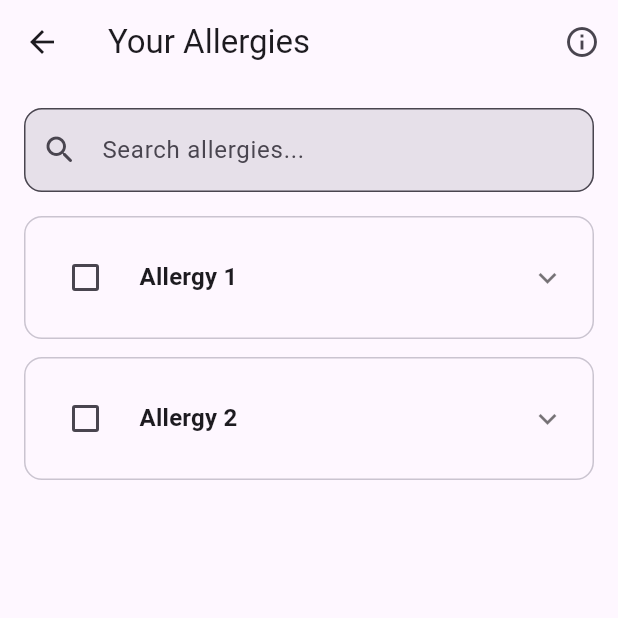
After one commit to Medoxz/bme-scanner, a Flutter app: the AllergiesSelectPage screen opened directly, on a phone screen of 412 x 824 dp, the top half of it. The commit adds this screen. Run offline on Flutter 3.47's test engine with Material 3 defaults, Android fonts, the phone set to English and light mode, and no system bars; drawn by our look-alikes of expandable; our stand-ins replace camera, permission_handler; missing offline and left inert: google_mlkit_text_recognition.

Commit message:
added selectable allergy list

```diff
--- a/flutter-app/lib/main.dart
+++ b/flutter-app/lib/main.dart
@@ -1,3 +1,4 @@
+import 'package:bme_scanner/pages/allergies_select.dart';
 import 'package:flutter/material.dart';
 import 'pages/home_page.dart';
 import 'pages/camera_ocr_page.dart';
@@ -27,9 +28,13 @@ class MainNavigation extends StatefulWidget {
 }
 
 class _MainNavigationState extends State<MainNavigation> {
-  int _selectedIndex = 0;
+  int _selectedIndex = 1;
 
-  final List<Widget> _screens = const [HomePage(), CameraOCRPage()];
+  final List<Widget> _screens = const [
+    AllergiesSelectPage(),
+    HomePage(),
+    CameraOCRPage(),
+  ];
 
   @override
   Widget build(BuildContext context) {
@@ -45,10 +50,17 @@ class _MainNavigationState extends State<MainNavigation> {
           });
         },
         items: const [
-          BottomNavigationBarItem(icon: Icon(Icons.list), label: "Results"),
+          BottomNavigationBarItem(
+            icon: Icon(Icons.list),
+            label: "Selected Allergies",
+          ),
+          BottomNavigationBarItem(
+            icon: Icon(Icons.house_outlined),
+            label: "Home",
+          ),
           BottomNavigationBarItem(
             icon: Icon(Icons.camera_alt),
-            label: "Camera OCR",
+            label: "Camera Scan",
           ),
         ],
       ),
--- /dev/null
+++ b/flutter-app/lib/pages/Components/allergy_listing.dart
@@ -0,0 +1,104 @@
+import 'package:expandable/expandable.dart';
+import 'package:flutter/material.dart';
+
+class AllergyListingWidget extends StatefulWidget {
+  const AllergyListingWidget({
+    super.key,
+    this.allergyName = "Example allergy",
+    required this.alternativeNames,
+  });
+
+  final String allergyName;
+  final List<String>? alternativeNames;
+
+  @override
+  State<AllergyListingWidget> createState() => _AllergyListingWidgetState();
+}
+
+class _AllergyListingWidgetState extends State<AllergyListingWidget> {
+  late ExpandableController _controller;
+  bool _isSelected = false;
+
+  @override
+  void initState() {
+    super.initState();
+    _controller = ExpandableController(initialExpanded: false);
+  }
+
+  @override
+  void dispose() {
+    _controller.dispose();
+    super.dispose();
+  }
+
+  @override
+  Widget build(BuildContext context) {
+    final theme = Theme.of(context);
+
+    return Padding(
+      padding: const EdgeInsets.only(bottom: 12),
+      child: Container(
+        decoration: BoxDecoration(
+          color: theme.colorScheme.surface,
+          borderRadius: BorderRadius.circular(12),
+          border: Border.all(color: theme.colorScheme.outlineVariant, width: 1),
+        ),
+        child: ExpandableNotifier(
+          controller: _controller,
+          child: ExpandablePanel(
+            theme: const ExpandableThemeData(
+              tapHeaderToExpand: true,
+              tapBodyToExpand: false,
+              tapBodyToCollapse: false,
+              headerAlignment: ExpandablePanelHeaderAlignment.center,
+              hasIcon: true,
+              expandIcon: Icons.keyboard_arrow_down,
+              collapseIcon: Icons.keyboard_arrow_up,
+              iconPadding: EdgeInsets.all(18),
+            ),
+
+            // ---------------- HEADER ----------------
+            header: Padding(
+              padding: const EdgeInsets.all(16),
+              child: Row(
+                children: [
+                  Checkbox(
+                    value: _isSelected,
+                    onChanged: (v) {
+                      setState(() => _isSelected = v ?? false);
+                    },
+                  ),
+                  const SizedBox(width: 12),
+                  Text(
+                    widget.allergyName,
+                    style: theme.textTheme.titleMedium?.copyWith(
+                      fontWeight: FontWeight.w600,
+                    ),
+                  ),
+                ],
+              ),
+            ),
+
+            // ---------------- COLLAPSED ----------------
+            collapsed: const SizedBox.shrink(),
+
+            // ---------------- EXPANDED ----------------
+            expanded: Padding(
+              padding: const EdgeInsets.only(bottom: 12),
+              child: Column(
+                crossAxisAlignment: CrossAxisAlignment.start,
+                children: [
+                  for (final name in widget.alternativeNames ?? [])
+                    Padding(
+                      padding: const EdgeInsets.fromLTRB(12, 6, 12, 0),
+                      child: Text(name, style: theme.textTheme.bodyMedium),
+                    ),
+                ],
+              ),
+            ),
+          ),
+        ),
+      ),
+    );
+  }
+}
--- /dev/null
+++ b/flutter-app/lib/pages/allergies_select.dart
@@ -0,0 +1,104 @@
+import 'package:flutter/material.dart';
+import 'Components/allergy_listing.dart';
+// import 'allergy_item_widget.dart';
+
+class AllergiesSelectPage extends StatefulWidget {
+  const AllergiesSelectPage({super.key});
+
+  static const routeName = '/allergiesSelect';
+
+  @override
+  State<AllergiesSelectPage> createState() => _AllergiesSelectPageState();
+}
+
+class _AllergiesSelectPageState extends State<AllergiesSelectPage> {
+  final TextEditingController _searchController = TextEditingController();
+  final FocusNode _searchFocusNode = FocusNode();
+
+  // Sample allergy list; replace with your real data source
+  final List<String> _allergies = ['Allergy 1', 'Allergy 2'];
+
+  String _searchQuery = '';
+
+  @override
+  void dispose() {
+    _searchController.dispose();
+    _searchFocusNode.dispose();
+    super.dispose();
+  }
+
+  @override
+  Widget build(BuildContext context) {
+    // Filter allergies based on search query
+    final filteredAllergies = _allergies
+        .where((a) => a.toLowerCase().contains(_searchQuery.toLowerCase()))
+        .toList();
+
+    return GestureDetector(
+      onTap: () {
+        FocusScope.of(context).unfocus();
+      },
+      child: Scaffold(
+        appBar: AppBar(
+          title: const Text('Your Allergies'),
+          centerTitle: false,
+          elevation: 0,
+          actions: [
+            IconButton(
+              icon: const Icon(Icons.info_outline),
+              onPressed: () {
+                print('Info button pressed');
+              },
+            ),
+          ],
+        ),
+        body: SafeArea(
+          child: Padding(
+            padding: const EdgeInsets.all(16),
+            child: Column(
+              children: [
+                // ---------- Search Field ----------
+                TextField(
+                  controller: _searchController,
+                  focusNode: _searchFocusNode,
+                  decoration: InputDecoration(
+                    hintText: 'Search allergies...',
+                    prefixIcon: const Icon(Icons.search_rounded),
+                    border: OutlineInputBorder(
+                      borderRadius: BorderRadius.circular(12),
+                      borderSide: const BorderSide(width: 1),
+                    ),
+                    filled: true,
+                  ),
+                  onChanged: (value) {
+                    setState(() {
+                      _searchQuery = value;
+                    });
+                  },
+                ),
+                const SizedBox(height: 16),
+
+                // ---------- Allergy List ----------
+                Expanded(
+                  child: ListView.builder(
+                    itemCount: filteredAllergies.length,
+                    itemBuilder: (context, index) {
+                      final allergyName = filteredAllergies[index];
+                      return AllergyListingWidget(
+                        allergyName: allergyName,
+                        alternativeNames: [
+                          "sample alternative 1",
+                          "sample alternative 2",
+                        ],
+                      );
+                    },
+                  ),
+                ),
+              ],
+            ),
+          ),
+        ),
+      ),
+    );
+  }
+}
--- a/flutter-app/lib/pages/camera_ocr_page.dart
+++ b/flutter-app/lib/pages/camera_ocr_page.dart
@@ -10,7 +10,6 @@
 /// at approximately 1 frame per second to balance performance and responsiveness.
 
 import 'dart:async';
-import 'dart:typed_data';
 import 'package:camera/camera.dart';
 import 'package:flutter/foundation.dart';
 import 'package:flutter/material.dart';
@@ -78,10 +77,7 @@ class _CameraOCRPageState extends State<CameraOCRPage> {
   DateTime? _lastProcessTime;
 
   /// Minimum time between processing frames (1 second to avoid overloading)
-  static const Duration _processingInterval = Duration(milliseconds: 100);
-
-  /// Timer for processing throttling (currently unused but kept for potential future use)
-  Timer? _processingTimer;
+  static const Duration _processingInterval = Duration(milliseconds: 500);
 
   // ============================================================================
   // LIFECYCLE METHODS
@@ -127,9 +123,9 @@ class _CameraOCRPageState extends State<CameraOCRPage> {
       final cameras = await availableCameras();
       if (cameras.isEmpty) {
         if (mounted) {
-          ScaffoldMessenger.of(context).showSnackBar(
-            const SnackBar(content: Text('No cameras available')),
-          );
+          ScaffoldMessenger.of(
+            context,
+          ).showSnackBar(const SnackBar(content: Text('No cameras available')));
         }
         return;
       }
@@ -203,12 +199,10 @@ class _CameraOCRPageState extends State<CameraOCRPage> {
 
       // Start receiving camera frames continuously
       // The callback function will be called for each frame
-      await _cameraController!.startImageStream(
-        (CameraImage image) {
-          // Process each frame as it arrives
-          _processCameraFrame(image);
-        },
-      );
+      await _cameraController!.startImageStream((CameraImage image) {
+        // Process each frame as it arrives
+        _processCameraFrame(image);
+      });
     } catch (e) {
       // If stream fails to start, show error and stop scanning
       if (mounted) {
@@ -275,16 +269,16 @@ class _CameraOCRPageState extends State<CameraOCRPage> {
       final recognizedTextString = recognizedText.text;
 
       // Step 5: Check for word matches (only if user provided words to search for)
-      final newMatches = <String>{};      // Words that matched in this frame
+      final newMatches = <String>{}; // Words that matched in this frame
       final matchedBlocks = <TextBlock>[]; // Text blocks containing matches
 
       if (_userWords.isNotEmpty) {
         // Split recognized text into individual words for matching
-        final recognizedWords = recognizedText.text
-            .toLowerCase()
-            .split(RegExp(r'[\s\n\r\t,;:!?.]+')) // Split on whitespace and punctuation
-            .where((word) => word.isNotEmpty)
-            .toSet();
+        // final recognizedWords = recognizedText.text
+        //     .toLowerCase()
+        //     .split(RegExp(r'[\s\n\r\t,;:!?.]+')) // Split on whitespace and punctuation
+        //     .where((word) => word.isNotEmpty)
+        //     .toSet();
 
         // Check each text block (group of words detected together) for matches
         for (final block in recognizedText.blocks) {
@@ -310,7 +304,8 @@ class _CameraOCRPageState extends State<CameraOCRPage> {
                   break;
                 }
               }
-              if (matchedBlocks.contains(block)) break; // Already matched this block
+              if (matchedBlocks.contains(block))
+                break; // Already matched this block
             }
           }
         }
@@ -319,10 +314,11 @@ class _CameraOCRPageState extends State<CameraOCRPage> {
       // Step 6: Update UI with results
       if (mounted) {
         setState(() {
-          _matchedWords = newMatches;              // Update matched words
-          _matchedTextBlocks = matchedBlocks;      // Update blocks for bounding boxes
-          _recognizedText = recognizedTextString;  // Update displayed text
-          _isProcessing = false;                   // Mark processing as complete
+          _matchedWords = newMatches; // Update matched words
+          _matchedTextBlocks =
+              matchedBlocks; // Update blocks for bounding boxes
+          _recognizedText = recognizedTextString; // Update displayed text
+          _isProcessing = false; // Mark processing as complete
         });
       }
     } catch (e) {
@@ -377,14 +373,12 @@ class _CameraOCRPageState extends State<CameraOCRPage> {
       size: Size(image.width.toDouble(), image.height.toDouble()),
       rotation: InputImageRotation.rotation0deg, // Assume no rotation
       format: inputImageFormat,
-      bytesPerRow: image.planes[0].bytesPerRow, // Bytes per row in the first plane
+      bytesPerRow:
+          image.planes[0].bytesPerRow, // Bytes per row in the first plane
     );
 
     // Create InputImage from the byte array and metadata
-    return InputImage.fromBytes(
-      bytes: bytes,
-      metadata: inputImageData,
-    );
+    return InputImage.fromBytes(bytes: bytes, metadata: inputImageData);
   }
 
   // ============================================================================
@@ -452,8 +446,9 @@ class _CameraOCRPageState extends State<CameraOCRPage> {
                       final isMatched = _matchedWords.contains(word);
                       return Chip(
                         label: Text(word),
-                        backgroundColor:
-                            isMatched ? Colors.green[300] : Colors.grey[300],
+                        backgroundColor: isMatched
+                            ? Colors.green[300]
+                            : Colors.grey[300],
                         deleteIcon: const Icon(Icons.close, size: 18),
                         onDeleted: () {
                           // Remove word from list when X is clicked
@@ -481,9 +476,7 @@ class _CameraOCRPageState extends State<CameraOCRPage> {
                 if (_isInitialized && _cameraController != null)
                   CameraPreview(_cameraController!)
                 else
-                  const Center(
-                    child: CircularProgressIndicator(),
-                  ),
+                  const Center(child: CircularProgressIndicator()),
 
                 // Bounding boxes overlay: green rectangles around matched text
                 if (_matchedTextBlocks.isNotEmpty && _imageSize != null)
@@ -548,9 +541,7 @@ class _CameraOCRPageState extends State<CameraOCRPage> {
 
                 // Processing indicator: shows spinner while OCR is running
                 if (_isProcessing)
-                  const Center(
-                    child: CircularProgressIndicator(),
-                  ),
+                  const Center(child: CircularProgressIndicator()),
               ],
             ),
           ),
@@ -615,8 +606,8 @@ class _CameraOCRPageState extends State<CameraOCRPage> {
 /// Accounts for different aspect ratios between image and preview
 class TextBlockPainter extends CustomPainter {
   final List<TextBlock> textBlocks; // Text blocks to draw boxes around
-  final Size imageSize;              // Size of the original camera image
-  final Size previewSize;            // Size of the preview widget
+  final Size imageSize; // Size of the original camera image
+  final Size previewSize; // Size of the preview widget
 
   TextBlockPainter({
     required this.textBlocks,
@@ -645,12 +636,14 @@ class TextBlockPainter extends CustomPainter {
       // Preview is wider than image - fit to height (letterboxing on sides)
       scaleY = size.height / imageSize.height;
       scaleX = scaleY; // Maintain aspect ratio
-      offsetX = (size.width - imageSize.width * scaleX) / 2; // Center horizontally
+      offsetX =
+          (size.width - imageSize.width * scaleX) / 2; // Center horizontally
     } else {
       // Preview is taller than image - fit to width (letterboxing on top/bottom)
       scaleX = size.width / imageSize.width;
       scaleY = scaleX; // Maintain aspect ratio
-      offsetY = (size.height - imageSize.height * scaleY) / 2; // Center vertically
+      offsetY =
+          (size.height - imageSize.height * scaleY) / 2; // Center vertically
     }
 
     // Draw bounding box for each matched text block
@@ -659,10 +652,10 @@ class TextBlockPainter extends CustomPainter {
 
       // Transform bounding box coordinates from image space to preview space
       final scaledRect = Rect.fromLTWH(
-        rect.left * scaleX + offsetX,   // Scale and offset X coordinate
-        rect.top * scaleY + offsetY,    // Scale and offset Y coordinate
-        rect.width * scaleX,            // Scale width
-        rect.height * scaleY,           // Scale height
+        rect.left * scaleX + offsetX, // Scale and offset X coordinate
+        rect.top * scaleY + offsetY, // Scale and offset Y coordinate
+        rect.width * scaleX, // Scale width
+        rect.height * scaleY, // Scale height
       );
 
       // Draw green outline
--- a/flutter-app/pubspec.yaml
+++ b/flutter-app/pubspec.yaml
@@ -34,6 +34,7 @@ dependencies:
   camera: ^0.10.5+2
   image_picker: ^1.0.7
   permission_handler: ^11.3.1
+  expandable: ^5.0.1
 
   # The following adds the Cupertino Icons font to your application.
   # Use with the CupertinoIcons class for iOS style icons.
```
Also changed, not shown: flutter-app/pubspec.lock.
